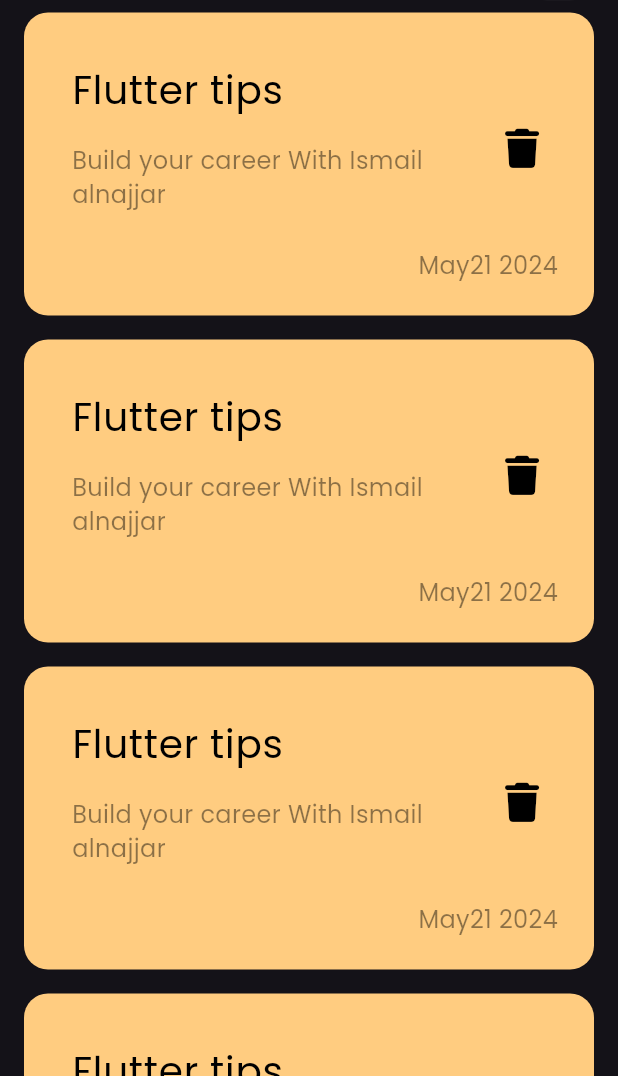
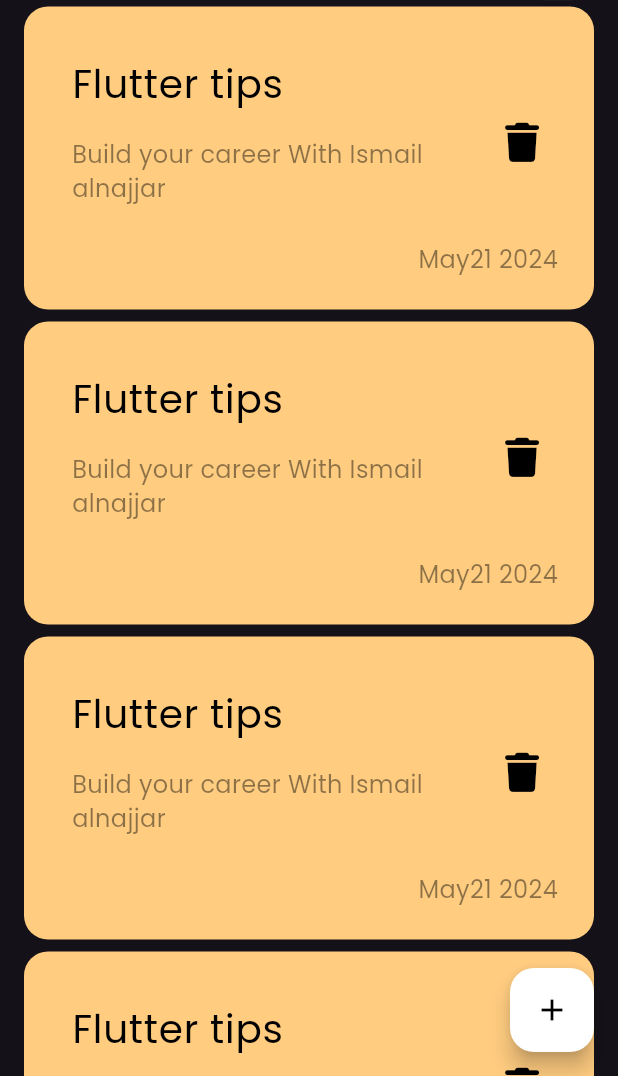
Before and after one commit to ismail-alnajjar/notes_app, a Flutter app: the screen it shows after launch, on a phone screen of 412 x 824 dp, the part 160-1236 px from its top. Run offline on Flutter 3.47's test engine with Material 3 defaults, Android fonts, the phone set to English and light mode, and no system bars; our stand-ins replace font_awesome_flutter.

Commit message:
add floating action button

```diff
--- a/lib/item/NotesListView.dart
+++ b/lib/item/NotesListView.dart
@@ -9,7 +9,7 @@ class Noteslistview extends StatelessWidget {
     return ListView.builder(
       itemBuilder: (context, index) {
         return const Padding(
-          padding: EdgeInsets.symmetric(vertical: 8),
+          padding: EdgeInsets.symmetric(vertical: 4),
           child: Notesitem(),
         );
       },
--- a/lib/view/NotesView.dart
+++ b/lib/view/NotesView.dart
@@ -6,8 +6,16 @@ class NotesView extends StatelessWidget {
 
   @override
   Widget build(BuildContext context) {
-    return const Scaffold(
-      body: NotesViewBody(),
+    return Scaffold(
+      floatingActionButton: FloatingActionButton(
+        backgroundColor: Colors.white,
+        onPressed: () {},
+        child: const Icon(
+          Icons.add,
+          color: Colors.black,
+        ),
+      ),
+      body: const NotesViewBody(),
     );
   }
 }
```
